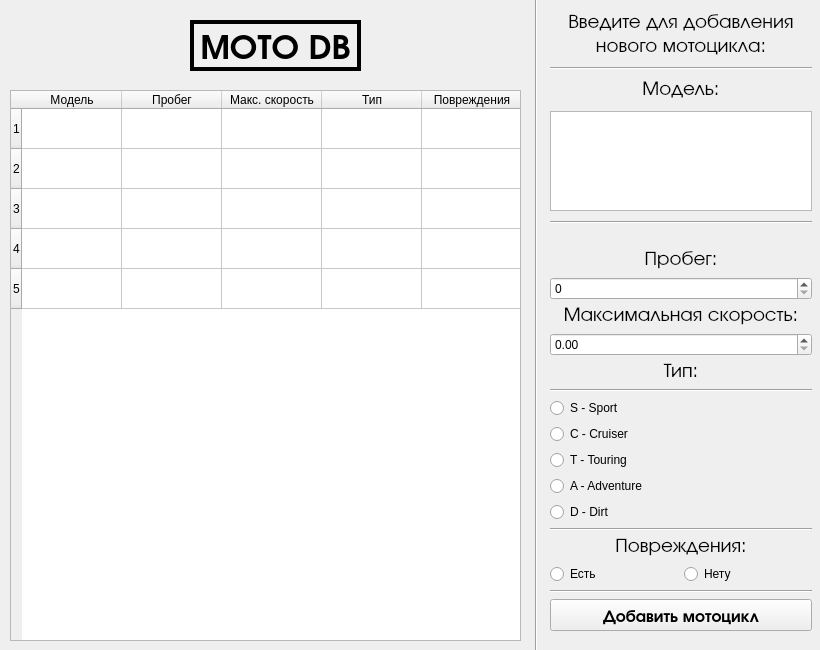
This is LabWork_6/Task_1/mainwindow.ui in Max2772/FoA-P-2-Semester- as Qt 5 draws it before an edit. The edited form follows.
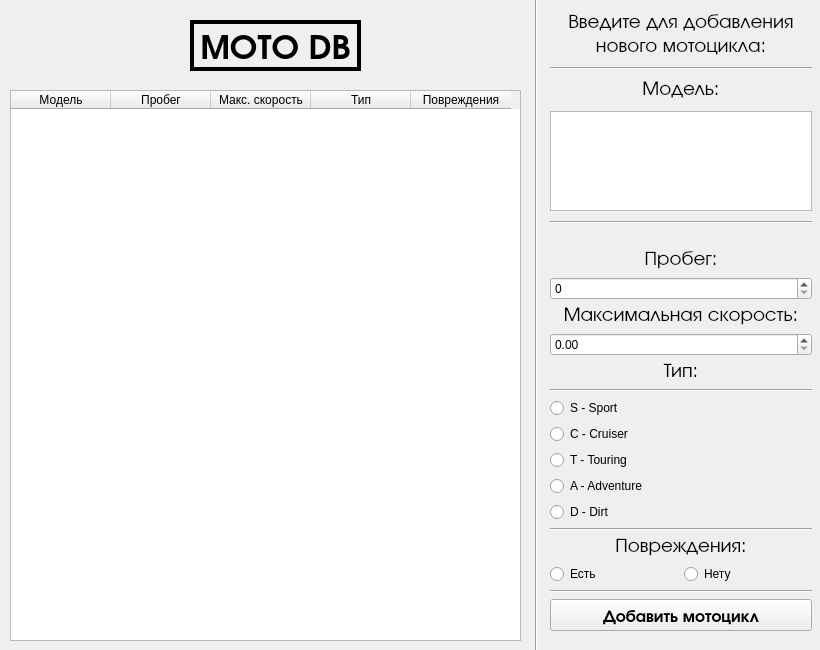
This is the edited form. Icons and pictures are not drawn.

```diff
--- a/LabWork_6/Task_1/mainwindow.ui
+++ b/LabWork_6/Task_1/mainwindow.ui
@@ -60,31 +60,6 @@
     <attribute name="verticalHeaderDefaultSectionSize">
      <number>40</number>
     </attribute>
-    <row>
-     <property name="text">
-      <string>1</string>
-     </property>
-    </row>
-    <row>
-     <property name="text">
-      <string>2</string>
-     </property>
-    </row>
-    <row>
-     <property name="text">
-      <string>3</string>
-     </property>
-    </row>
-    <row>
-     <property name="text">
-      <string>4</string>
-     </property>
-    </row>
-    <row>
-     <property name="text">
-      <string>5</string>
-     </property>
-    </row>
     <column>
      <property name="text">
       <string>Модель</string>
```
